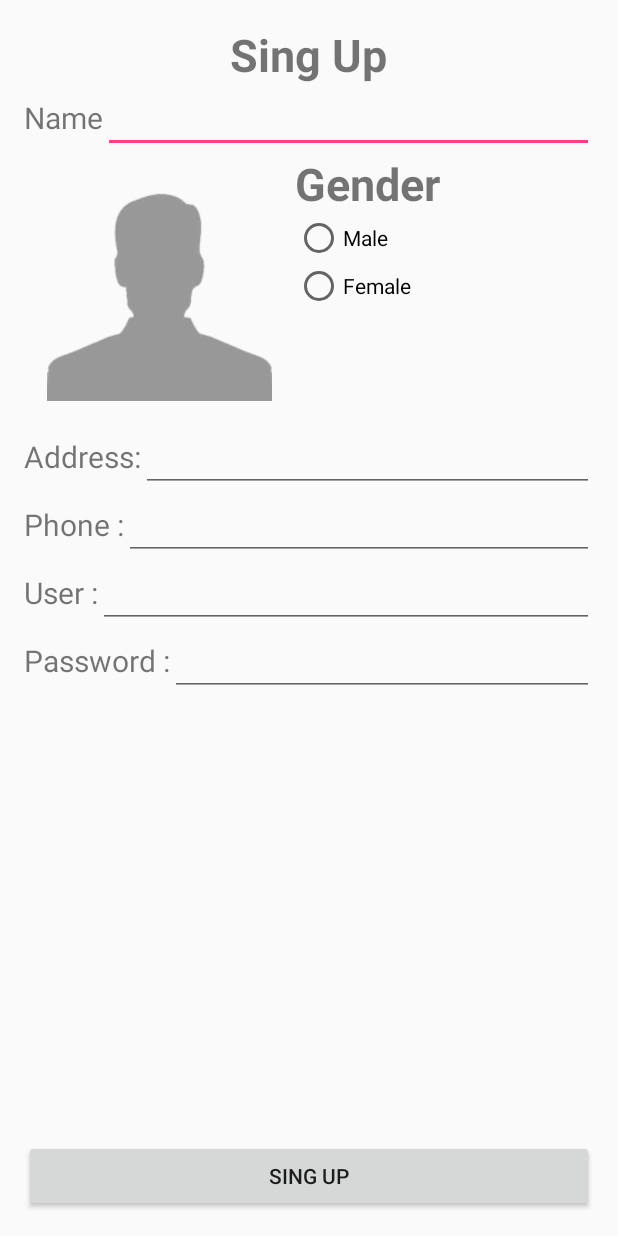
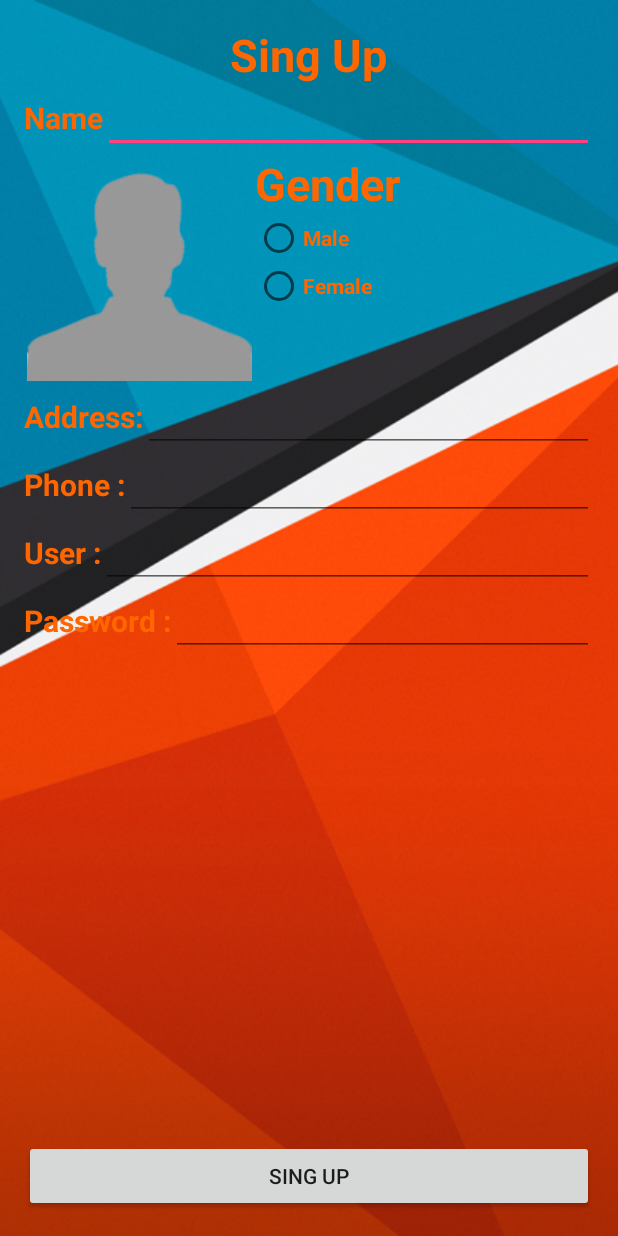
Before and after one commit to sakchaihankuntod/SUT-Friend, an Android app: the SignUpActivity screen opened directly, with no data from a screen before it, on a phone screen of 412 x 824 dp. Run offline under Robolectric (Android 15) with nearby library versions, the phone set to English and light mode, and no system bars.

Commit message:
ใส่ภาพพื้นหลัง

```diff
--- a/app/src/main/res/layout/activity_sign_up.xml
+++ b/app/src/main/res/layout/activity_sign_up.xml
@@ -7,7 +7,8 @@
     android:paddingLeft="@dimen/activity_horizontal_margin"
     android:paddingRight="@dimen/activity_horizontal_margin"
     android:paddingTop="@dimen/activity_vertical_margin"
-    tools:context="sut.lemon.sakchai.sutfriend.SignUpActivity">
+    tools:context="sut.lemon.sakchai.sutfriend.SignUpActivity"
+    android:background="@drawable/wallpapers_a_02">
 
     <Button
         android:layout_width="match_parent"
@@ -30,7 +31,8 @@
             android:id="@+id/textView"
             android:textSize="@dimen/h1"
             android:textStyle="bold"
-            android:layout_gravity="center_horizontal" />
+            android:layout_gravity="center_horizontal"
+            android:textColor="@color/atext" />
 
         <LinearLayout
             android:orientation="horizontal"
@@ -42,12 +44,15 @@
                 android:layout_height="wrap_content"
                 android:text="@string/name"
                 android:id="@+id/textView2"
-                android:textSize="@dimen/h2" />
+                android:textSize="@dimen/h2"
+                android:textColor="@color/atext"
+                android:textStyle="bold" />
 
             <EditText
                 android:layout_width="match_parent"
                 android:layout_height="wrap_content"
-                android:id="@+id/editText" />
+                android:id="@+id/editText"
+                android:textColor="@color/atext" />
 
         </LinearLayout>
 
@@ -61,7 +66,7 @@
                 android:layout_height="@dimen/icon"
                 android:id="@+id/imageView"
                 android:src="@drawable/no_image"
-                android:layout_margin="15dp" />
+                android:layout_margin="2dp" />
 
             <LinearLayout
                 android:orientation="vertical"
@@ -74,7 +79,8 @@
                     android:text="Gender"
                     android:id="@+id/textView3"
                     android:textSize="@dimen/h1"
-                    android:textStyle="bold" />
+                    android:textStyle="bold"
+                    android:textColor="@color/atext" />
 
                 <RadioGroup
                     android:layout_width="wrap_content"
@@ -85,14 +91,18 @@
                         android:layout_width="wrap_content"
                         android:layout_height="wrap_content"
                         android:text="Male"
-                        android:id="@+id/radioButton" />
+                        android:id="@+id/radioButton"
+                        android:textColor="@color/atext"
+                        android:textStyle="bold" />
 
                     <RadioButton
                         android:layout_width="wrap_content"
                         android:layout_height="wrap_content"
                         android:text="Female"
                         android:id="@+id/radioButton2"
-                        android:checked="false" />
+                        android:checked="false"
+                        android:textColor="@color/atext"
+                        android:textStyle="bold" />
                 </RadioGroup>
             </LinearLayout>
         </LinearLayout>
@@ -107,12 +117,15 @@
                 android:layout_height="wrap_content"
                 android:text="Address:"
                 android:id="@+id/textView4"
-                android:textSize="@dimen/h2" />
+                android:textSize="@dimen/h2"
+                android:textStyle="bold"
+                android:textColor="@color/atext" />
 
             <EditText
                 android:layout_width="match_parent"
                 android:layout_height="wrap_content"
-                android:id="@+id/editText2" />
+                android:id="@+id/editText2"
+                android:textColor="@color/atext" />
         </LinearLayout>
 
         <LinearLayout
@@ -125,12 +138,15 @@
                 android:layout_height="wrap_content"
                 android:text="Phone :"
                 android:id="@+id/textView5"
-                android:textSize="@dimen/h2" />
+                android:textSize="@dimen/h2"
+                android:textStyle="bold"
+                android:textColor="@color/atext" />
 
             <EditText
                 android:layout_width="match_parent"
                 android:layout_height="wrap_content"
-                android:id="@+id/editText3" />
+                android:id="@+id/editText3"
+                android:textColor="@color/atext" />
         </LinearLayout>
 
         <LinearLayout
@@ -143,12 +159,15 @@
                 android:layout_height="wrap_content"
                 android:text="User :"
                 android:id="@+id/textView6"
-                android:textSize="@dimen/h2" />
+                android:textSize="@dimen/h2"
+                android:textStyle="bold"
+                android:textColor="@color/atext" />
 
             <EditText
                 android:layout_width="match_parent"
                 android:layout_height="wrap_content"
-                android:id="@+id/editText4" />
+                android:id="@+id/editText4"
+                android:textColor="@color/atext" />
         </LinearLayout>
 
         <LinearLayout
@@ -161,12 +180,15 @@
                 android:layout_height="wrap_content"
                 android:text="Password :"
                 android:id="@+id/textView7"
-                android:textSize="@dimen/h2" />
+                android:textSize="@dimen/h2"
+                android:textStyle="bold"
+                android:textColor="@color/atext" />
 
             <EditText
                 android:layout_width="match_parent"
                 android:layout_height="wrap_content"
-                android:id="@+id/editText5" />
+                android:id="@+id/editText5"
+                android:textColor="@color/atext" />
         </LinearLayout>
     </LinearLayout>
 </RelativeLayout>
--- a/app/src/main/res/values/colors.xml
+++ b/app/src/main/res/values/colors.xml
@@ -3,4 +3,5 @@
     <color name="colorPrimary">#3F51B5</color>
     <color name="colorPrimaryDark">#303F9F</color>
     <color name="colorAccent">#FF4081</color>
+    <color name="atext">#F60</color>
 </resources>
```
Also changed, not shown: app/src/main/res/drawable/bg14.png (added), app/src/main/res/drawable/wallpapers_a_02.png (added).
